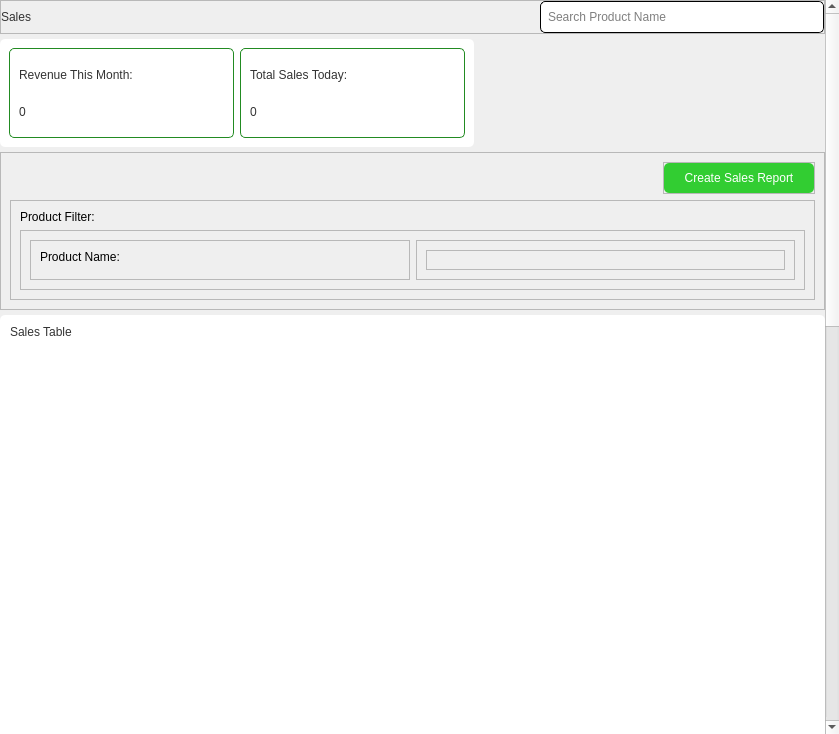
Qt form app/src/ui/NEW/sales_report_page.ui (Kazu0210/Inventory-System) before a commit.
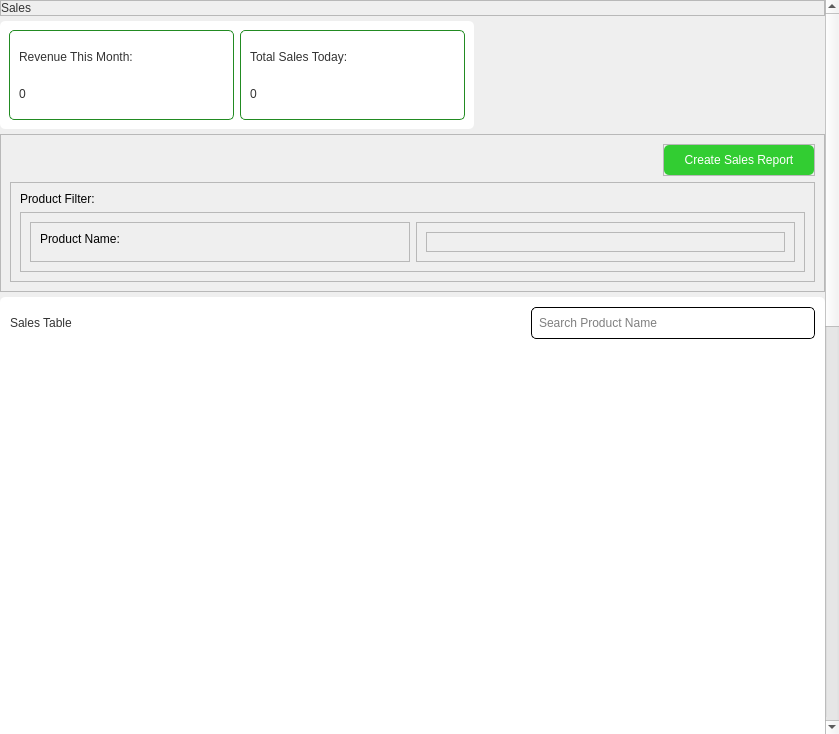
The same form after that commit. Icons and pictures are not drawn.

Commit message: added search button icon

```diff
--- a/app/src/ui/NEW/sales_report_page.ui
+++ b/app/src/ui/NEW/sales_report_page.ui
@@ -49,7 +49,7 @@
       <property name="geometry">
        <rect>
         <x>0</x>
-        <y>-7</y>
+        <y>0</y>
         <width>822</width>
         <height>1701</height>
        </rect>
@@ -105,88 +105,6 @@
             </property>
            </widget>
           </item>
-          <item alignment="Qt::AlignRight">
-           <widget class="QFrame" name="frame_7">
-            <property name="styleSheet">
-             <string notr="true">border: 1px solid #000;
-border-radius: 5px;
-background-color: #fff;</string>
-            </property>
-            <property name="frameShape">
-             <enum>QFrame::StyledPanel</enum>
-            </property>
-            <property name="frameShadow">
-             <enum>QFrame::Raised</enum>
-            </property>
-            <layout class="QHBoxLayout" name="horizontalLayout_8">
-             <property name="spacing">
-              <number>0</number>
-             </property>
-             <property name="leftMargin">
-              <number>0</number>
-             </property>
-             <property name="topMargin">
-              <number>0</number>
-             </property>
-             <property name="rightMargin">
-              <number>0</number>
-             </property>
-             <property name="bottomMargin">
-              <number>0</number>
-             </property>
-             <item>
-              <widget class="QLineEdit" name="search_lineEdit">
-               <property name="sizePolicy">
-                <sizepolicy hsizetype="Fixed" vsizetype="Fixed">
-                 <horstretch>0</horstretch>
-                 <verstretch>0</verstretch>
-                </sizepolicy>
-               </property>
-               <property name="minimumSize">
-                <size>
-                 <width>250</width>
-                 <height>0</height>
-                </size>
-               </property>
-               <property name="styleSheet">
-                <string notr="true">border: none;
-padding: 5px;</string>
-               </property>
-               <property name="placeholderText">
-                <string>Search Product Name</string>
-               </property>
-              </widget>
-             </item>
-             <item>
-              <widget class="QPushButton" name="search_pushButton">
-               <property name="sizePolicy">
-                <sizepolicy hsizetype="Expanding" vsizetype="Expanding">
-                 <horstretch>0</horstretch>
-                 <verstretch>0</verstretch>
-                </sizepolicy>
-               </property>
-               <property name="minimumSize">
-                <size>
-                 <width>30</width>
-                 <height>30</height>
-                </size>
-               </property>
-               <property name="styleSheet">
-                <string notr="true">border: none;
-background-color: #fff;</string>
-               </property>
-               <property name="text">
-                <string/>
-               </property>
-               <property name="icon">
-                <iconset>
-                 <normaloff>../../../resources/icons/black-theme/search.png</normaloff>../../../resources/icons/black-theme/search.png</iconset>
-               </property>
-              </widget>
-             </item>
-            </layout>
-           </widget>
-          </item>
          </layout>
         </widget>
        </item>
@@ -543,6 +461,91 @@
                </property>
               </widget>
              </item>
+             <item alignment="Qt::AlignRight">
+              <widget class="QFrame" name="frame_7">
+               <property name="styleSheet">
+                <string notr="true">border: 1px solid #000;
+border-radius: 5px;
+background-color: #fff;</string>
+               </property>
+               <property name="frameShape">
+                <enum>QFrame::StyledPanel</enum>
+               </property>
+               <property name="frameShadow">
+                <enum>QFrame::Raised</enum>
+               </property>
+               <layout class="QHBoxLayout" name="horizontalLayout_8">
+                <property name="spacing">
+                 <number>0</number>
+                </property>
+                <property name="leftMargin">
+                 <number>0</number>
+                </property>
+                <property name="topMargin">
+                 <number>0</number>
+                </property>
+                <property name="rightMargin">
+                 <number>0</number>
+                </property>
+                <property name="bottomMargin">
+                 <number>0</number>
+                </property>
+                <item>
+                 <widget class="QLineEdit" name="search_lineEdit">
+                  <property name="sizePolicy">
+                   <sizepolicy hsizetype="Fixed" vsizetype="Fixed">
+                    <horstretch>0</horstretch>
+                    <verstretch>0</verstretch>
+                   </sizepolicy>
+                  </property>
+                  <property name="minimumSize">
+                   <size>
+                    <width>250</width>
+                    <height>0</height>
+                   </size>
+                  </property>
+                  <property name="styleSheet">
+                   <string notr="true">border: none;
+padding: 5px;</string>
+                  </property>
+                  <property name="placeholderText">
+                   <string>Search Product Name</string>
+                  </property>
+                 </widget>
+                </item>
+                <item>
+                 <widget class="QPushButton" name="search_pushButton">
+                  <property name="sizePolicy">
+                   <sizepolicy hsizetype="Expanding" vsizetype="Expanding">
+                    <horstretch>0</horstretch>
+                    <verstretch>0</verstretch>
+                   </sizepolicy>
+                  </property>
+                  <property name="minimumSize">
+                   <size>
+                    <width>30</width>
+                    <height>30</height>
+                   </size>
+                  </property>
+                  <property name="cursor">
+                   <cursorShape>PointingHandCursor</cursorShape>
+                  </property>
+                  <property name="styleSheet">
+                   <string notr="true">border: none;
+background-color: #fff;</string>
+                  </property>
+                  <property name="text">
+                   <string/>
+                  </property>
+                  <property name="icon">
+                   <iconset>
+                    <normaloff>../../../resources/icons/black-theme/search.png</normaloff>../../../resources/icons/black-theme/search.png</iconset>
+                  </property>
+                 </widget>
+                </item>
+               </layout>
+              </widget>
+             </item>
             </layout>
            </widget>
           </item>
```
The commit also changes 4 other files.
